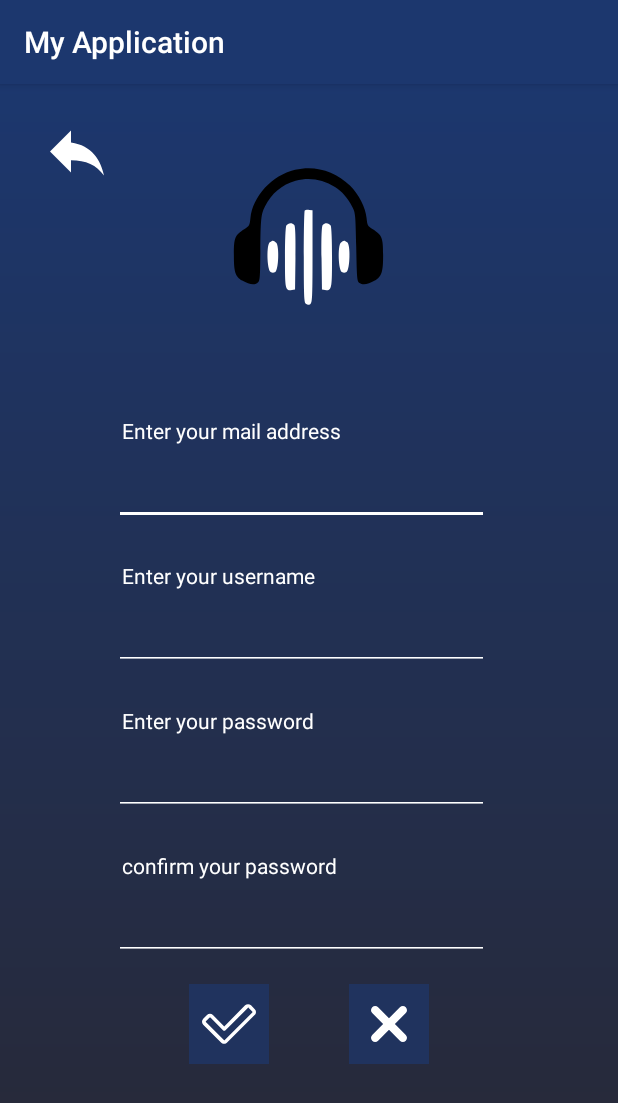
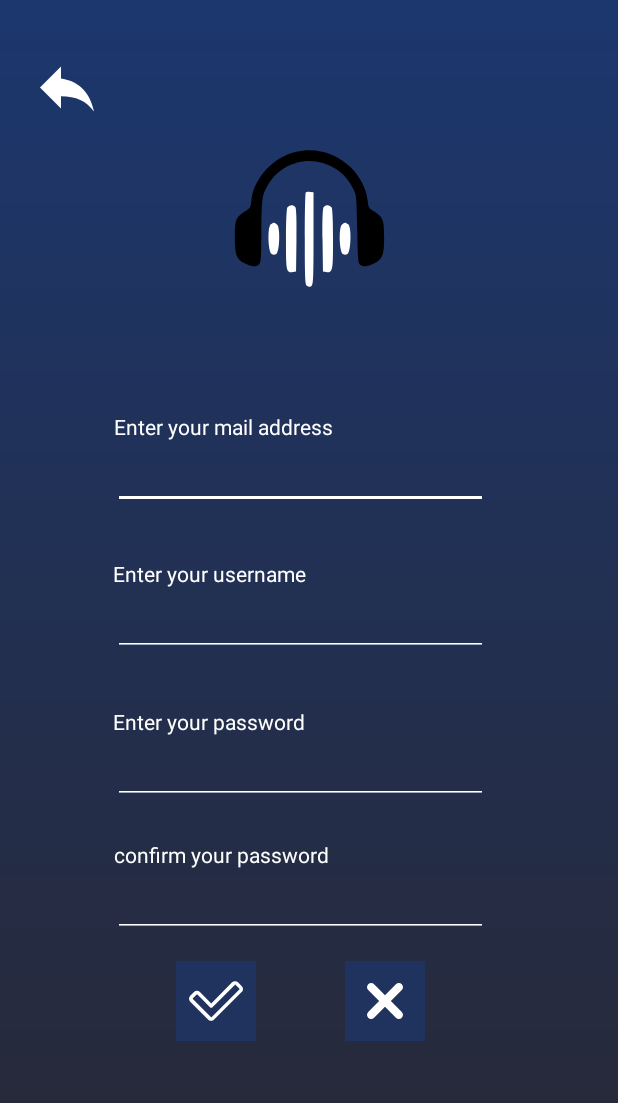
Before and after one commit to SenseiRyuk/HeadMusic, an Android app: the screen it shows after launch (SignInActivity), after a tap on "SIGN IN", on a phone screen of 412 x 824 dp. Shown: the top 1103 px of the screen. Run offline under Robolectric (Android 15) with nearby library versions, the phone set to English and light mode, and no system bars; 1 other tap on this screen came first.

Commit message:
Modifs contraintes et Action bar

```diff
--- a/app/src/main/AndroidManifest.xml
+++ b/app/src/main/AndroidManifest.xml
@@ -11,11 +11,10 @@
         android:label="@string/app_name"
         android:roundIcon="@mipmap/ic_launcher_round"
         android:supportsRtl="true"
-        android:theme="@style/AppTheme">
+        android:theme="@style/Theme.AppCompat.NoActionBar">
         <activity
             android:name=".MainActivity"
-            android:label="@string/app_name"
-            android:theme="@style/AppTheme">
+            android:label="@string/app_name">
             <intent-filter>
                 <action android:name="android.intent.action.MAIN" />
 
--- a/app/src/main/java/com/example/if26new/MainActivity.java
+++ b/app/src/main/java/com/example/if26new/MainActivity.java
@@ -4,6 +4,8 @@ import android.content.Intent;
 import android.graphics.Color;
 import android.os.Bundle;
 import android.view.View;
+import android.view.Window;
+import android.view.WindowManager;
 import android.widget.Button;
 import android.widget.EditText;
 import android.widget.ImageButton;
@@ -50,6 +52,8 @@ public class MainActivity extends AppCompatActivity {
     protected void onCreate(Bundle savedInstanceState) {
 
         super.onCreate(savedInstanceState);
+        this.requestWindowFeature(Window.FEATURE_NO_TITLE);
+        this.getWindow().setFlags(WindowManager.LayoutParams.FLAG_FULLSCREEN, WindowManager.LayoutParams.FLAG_FULLSCREEN);
         setContentView(R.layout.activity_main);
 
         final ControlerLayouts controler = ControlerLayouts.getInstance();
--- a/app/src/main/res/layout/activity_sign_in.xml
+++ b/app/src/main/res/layout/activity_sign_in.xml
@@ -5,170 +5,171 @@
     android:id="@+id/mainSignLayout"
     android:layout_width="match_parent"
     android:layout_height="match_parent"
-    tools:context="com.example.if26new.SignInActivity"
-    android:background="@drawable/gradientbackground">
+    android:background="@drawable/gradientbackground"
+    tools:context="com.example.if26new.SignInActivity">
 
     <TextView
         android:id="@+id/mailAddressSignIn"
-        android:textColor="#FFFFFF"
         android:layout_width="wrap_content"
         android:layout_height="wrap_content"
-        android:layout_marginStart="81dp"
-        android:layout_marginTop="221dp"
-        android:layout_marginEnd="163dp"
-        android:layout_marginBottom="8dp"
         android:text="Enter your mail address"
-        app:layout_constraintBottom_toTopOf="@+id/fieldForMailAddressSignIn"
+        android:textColor="#FFFFFF"
+        app:layout_constraintBottom_toBottomOf="parent"
         app:layout_constraintEnd_toEndOf="parent"
-        app:layout_constraintHorizontal_bias="0.0"
+        app:layout_constraintHorizontal_bias="0.286"
         app:layout_constraintStart_toStartOf="parent"
-        app:layout_constraintTop_toTopOf="parent" />
+        app:layout_constraintTop_toTopOf="parent"
+        app:layout_constraintVertical_bias="0.341" />
 
     <EditText
         android:id="@+id/fieldForMailAddressSignIn"
         android:layout_width="250dp"
         android:layout_height="wrap_content"
-        android:layout_marginStart="75dp"
-        android:layout_marginTop="8dp"
-        android:layout_marginEnd="86dp"
+        android:backgroundTint="@android:color/white"
         android:ems="10"
+        android:inputType="textEmailAddress"
         android:textColor="#FFFFFF"
-        android:backgroundTint="@android:color/white"
-        android:inputType="textEmailAddress"
+        app:layout_constraintBottom_toBottomOf="parent"
         app:layout_constraintEnd_toEndOf="parent"
+        app:layout_constraintHorizontal_bias="0.465"
         app:layout_constraintStart_toStartOf="parent"
-        app:layout_constraintTop_toBottomOf="@+id/mailAddressSignIn" />
+        app:layout_constraintTop_toBottomOf="@+id/mailAddressSignIn"
+        app:layout_constraintVertical_bias="0.0" />
 
     <TextView
         android:id="@+id/usernameSingIn"
         android:layout_width="wrap_content"
         android:layout_height="wrap_content"
-        android:layout_marginStart="81dp"
-        android:layout_marginTop="24dp"
-        android:layout_marginEnd="182dp"
-        android:layout_marginBottom="8dp"
+        android:text="Enter your username"
         android:textColor="#FFFFFF"
-        android:text="Enter your username"
-        app:layout_constraintBottom_toTopOf="@+id/fieldForUsernameSignIn"
+        app:layout_constraintBottom_toBottomOf="parent"
         app:layout_constraintEnd_toEndOf="parent"
-        app:layout_constraintHorizontal_bias="0.0"
+        app:layout_constraintHorizontal_bias="0.267"
         app:layout_constraintStart_toStartOf="parent"
-        app:layout_constraintTop_toBottomOf="@+id/fieldForMailAddressSignIn" />
+        app:layout_constraintTop_toBottomOf="@+id/fieldForMailAddressSignIn"
+        app:layout_constraintVertical_bias="0.071" />
 
     <EditText
         android:id="@+id/fieldForUsernameSignIn"
         android:layout_width="250dp"
         android:layout_height="wrap_content"
-        android:layout_marginStart="75dp"
-        android:layout_marginTop="8dp"
-        android:layout_marginEnd="86dp"
+        android:backgroundTint="@android:color/white"
         android:ems="10"
+        android:inputType="textEmailAddress"
         android:textColor="#FFFFFF"
-        android:backgroundTint="@android:color/white"
-        android:inputType="textEmailAddress"
+        app:layout_constraintBottom_toBottomOf="parent"
         app:layout_constraintEnd_toEndOf="parent"
+        app:layout_constraintHorizontal_bias="0.465"
         app:layout_constraintStart_toStartOf="parent"
-        app:layout_constraintTop_toBottomOf="@+id/usernameSingIn" />
+        app:layout_constraintTop_toBottomOf="@+id/usernameSingIn"
+        app:layout_constraintVertical_bias="0.0" />
 
     <TextView
         android:id="@+id/passwordSignIn"
         android:layout_width="wrap_content"
         android:layout_height="wrap_content"
-        android:layout_marginStart="81dp"
-        android:layout_marginTop="24dp"
-        android:layout_marginEnd="182dp"
         android:text="Enter your password"
         android:textColor="#FFFFFF"
+        app:layout_constraintBottom_toBottomOf="parent"
         app:layout_constraintEnd_toEndOf="parent"
-        app:layout_constraintHorizontal_bias="0.0"
+        app:layout_constraintHorizontal_bias="0.266"
         app:layout_constraintStart_toStartOf="parent"
-        app:layout_constraintTop_toBottomOf="@+id/fieldForUsernameSignIn" />
+        app:layout_constraintTop_toBottomOf="@+id/fieldForUsernameSignIn"
+        app:layout_constraintVertical_bias="0.092" />
 
     <EditText
         android:id="@+id/fieldForPasswordSignIn"
         android:layout_width="250dp"
         android:layout_height="wrap_content"
-        android:layout_marginStart="75dp"
-        android:layout_marginTop="8dp"
-        android:layout_marginEnd="86dp"
+        android:backgroundTint="@android:color/white"
         android:ems="10"
+        android:inputType="textPassword"
         android:textColor="#FFFFFF"
-        android:backgroundTint="@android:color/white"
-        android:inputType="textPassword"
+        app:layout_constraintBottom_toBottomOf="parent"
         app:layout_constraintEnd_toEndOf="parent"
+        app:layout_constraintHorizontal_bias="0.465"
         app:layout_constraintStart_toStartOf="parent"
-        app:layout_constraintTop_toBottomOf="@+id/passwordSignIn" />
+        app:layout_constraintTop_toBottomOf="@+id/passwordSignIn"
+        app:layout_constraintVertical_bias="0.0" />
 
     <ImageView
         android:id="@+id/imageView2"
         android:layout_width="291dp"
         android:layout_height="291dp"
-        android:layout_marginStart="60dp"
-        android:layout_marginEnd="60dp"
-        android:layout_marginBottom="2dp"
-        app:layout_constraintBottom_toTopOf="@+id/fieldForMailAddressSignIn"
+        app:layout_constraintBottom_toBottomOf="parent"
         app:layout_constraintEnd_toEndOf="parent"
-        app:layout_constraintHorizontal_bias="0.0"
         app:layout_constraintStart_toStartOf="parent"
+        app:layout_constraintTop_toTopOf="parent"
+        app:layout_constraintVertical_bias="0.0"
         app:srcCompat="@drawable/logo" />
 
     <TextView
         android:id="@+id/textReEntrerPswrd"
         android:layout_width="wrap_content"
         android:layout_height="wrap_content"
-        android:layout_marginStart="81dp"
         android:layout_marginTop="24dp"
         android:text="confirm your password"
         android:textColor="#FFFFFF"
+        app:layout_constraintBottom_toBottomOf="parent"
+        app:layout_constraintEnd_toEndOf="parent"
+        app:layout_constraintHorizontal_bias="0.284"
         app:layout_constraintStart_toStartOf="parent"
-        app:layout_constraintTop_toBottomOf="@+id/fieldForPasswordSignIn" />
+        app:layout_constraintTop_toBottomOf="@+id/fieldForPasswordSignIn"
+        app:layout_constraintVertical_bias="0.0" />
 
     <EditText
         android:id="@+id/fieldForConfirmPassword"
         android:layout_width="250dp"
         android:layout_height="wrap_content"
-        android:layout_marginStart="75dp"
-        android:layout_marginTop="8dp"
-        android:layout_marginEnd="86dp"
+        android:backgroundTint="@android:color/white"
         android:ems="10"
+        android:inputType="textPassword"
         android:textColor="#FFFFFF"
-        android:backgroundTint="@android:color/white"
-        android:inputType="textPassword"
+        app:layout_constraintBottom_toBottomOf="parent"
         app:layout_constraintEnd_toEndOf="parent"
+        app:layout_constraintHorizontal_bias="0.465"
         app:layout_constraintStart_toStartOf="parent"
-        app:layout_constraintTop_toBottomOf="@+id/textReEntrerPswrd" />
+        app:layout_constraintTop_toBottomOf="@+id/textReEntrerPswrd"
+        app:layout_constraintVertical_bias="0.0" />
 
     <ImageButton
         android:id="@+id/confirm"
         android:layout_width="53dp"
         android:layout_height="53dp"
-        android:layout_marginStart="126dp"
         android:layout_marginTop="16dp"
-        app:srcCompat="@drawable/confirm"
+        android:background="#20335E"
+        app:layout_constraintBottom_toBottomOf="parent"
+        app:layout_constraintEnd_toStartOf="@+id/delete"
+        app:layout_constraintHorizontal_bias="0.666"
         app:layout_constraintStart_toStartOf="parent"
         app:layout_constraintTop_toBottomOf="@+id/fieldForConfirmPassword"
-        android:background="#20335E"
- />
+        app:layout_constraintVertical_bias="0.0"
+        app:srcCompat="@drawable/confirm" />
 
     <ImageButton
         android:id="@+id/delete"
         android:layout_width="53dp"
         android:layout_height="53dp"
         android:layout_marginTop="16dp"
-        android:layout_marginEnd="126dp"
+        android:background="#20335E"
+        app:layout_constraintBottom_toBottomOf="parent"
         app:layout_constraintEnd_toEndOf="parent"
+        app:layout_constraintHorizontal_bias="0.642"
+        app:layout_constraintStart_toStartOf="parent"
         app:layout_constraintTop_toBottomOf="@+id/fieldForConfirmPassword"
-        android:background="#20335E"
+        app:layout_constraintVertical_bias="0.0"
         app:srcCompat="@drawable/delete"></ImageButton>
 
     <ImageButton
         android:id="@+id/returnLogMenu"
         android:layout_width="72dp"
         android:layout_height="61dp"
-        android:layout_marginStart="15dp"
-        android:layout_marginTop="15dp"
         android:background="@null"
+        app:layout_constraintBottom_toBottomOf="parent"
+        app:layout_constraintEnd_toEndOf="parent"
+        app:layout_constraintHorizontal_bias="0.026"
         app:layout_constraintStart_toStartOf="parent"
-        app:layout_constraintTop_toTopOf="parent"
-        app:srcCompat="@drawable/returnmenu" ></ImageButton>
+        app:layout_constraintTop_toTopOf="@+id/imageView2"
+        app:layout_constraintVertical_bias="0.038"
+        app:srcCompat="@drawable/returnmenu"></ImageButton>
 </androidx.constraintlayout.widget.ConstraintLayout>
```
Also changed, not shown: app/src/main/res/layout/activity_home.xml (+27 -34 lines), app/src/main/res/layout/activity_main.xml (+41 -40 lines), app/src/main/res/layout/fragment_main.xml (+30 -1 lines).
